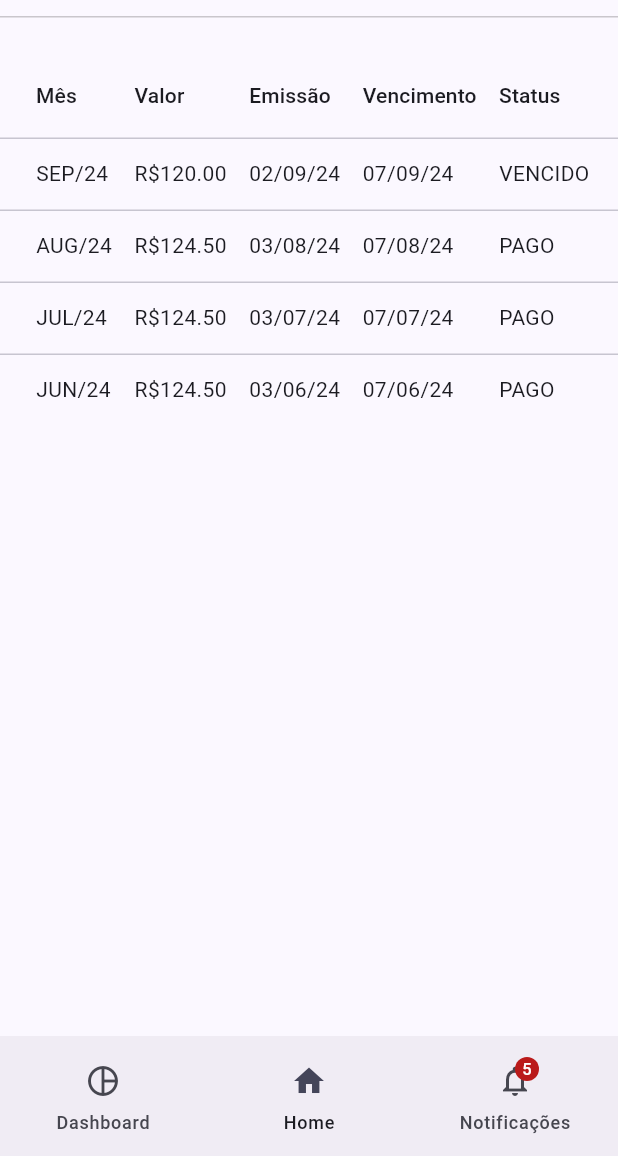
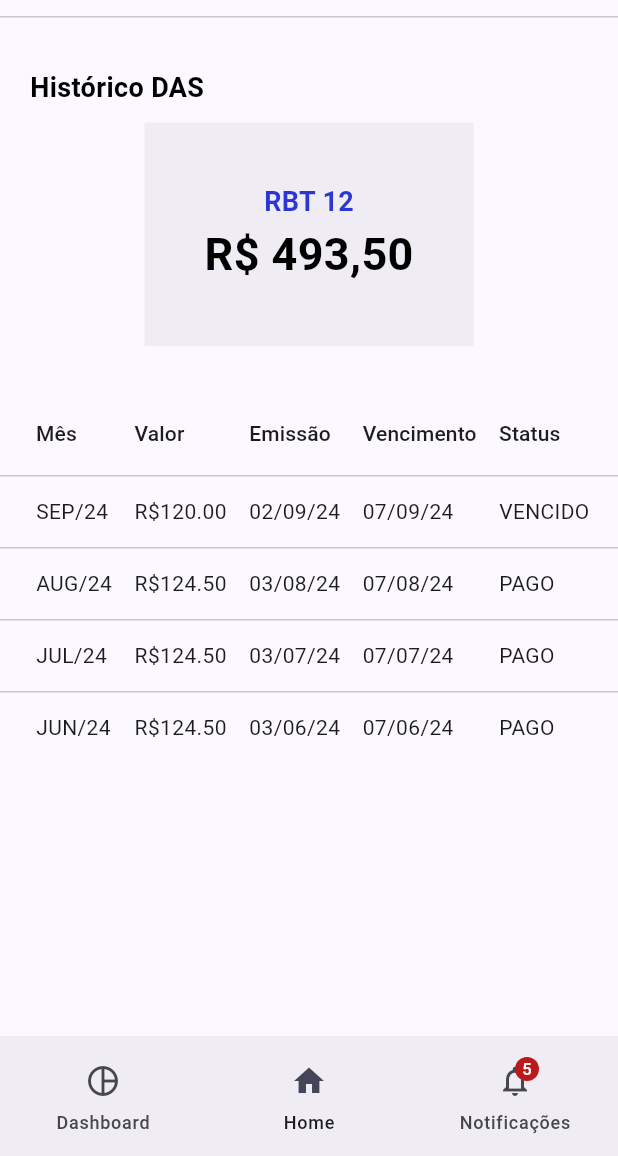
Before and after one commit to rafarcanjoatos/meu_das_flutter, a Flutter app: the GenericAppPageWidget screen opened directly, on a phone screen of 412 x 824 dp, the part 80-1236 px from its top. Run offline on Flutter 3.47's test engine with Material 3 defaults, Android fonts, the phone set to English and light mode, and no system bars; our stand-ins replace flutter_masked_text2, google_fonts, pdf, printing; Roboto replaces fonts that are missing (Ubuntu).

Commit message:
Cálculo RBT12
Implementação do container e cálculo do RBT12 na página de Dashboard. Feito validação por ano para que sempre realize o cálculo do ano vigente.

```diff
--- a/lib/models/das_history_model.dart
+++ b/lib/models/das_history_model.dart
@@ -1,3 +1,5 @@
+import 'package:intl/intl.dart';
+
 class DasHistoryModel {
   String? month;
   String? value;
@@ -13,3 +15,20 @@ class DasHistoryModel {
     status = json["status"];
   }
 }
+
+String calculateRbt12(List<DasHistoryModel> dasHistory) {
+  double sum = 0.0;
+  final int year = DateTime.now().year;
+
+  for (var history in dasHistory) {
+    final DateTime issueDate = DateTime.parse(history.issueDate!);
+    if (issueDate.year == year) {
+      final double valor = double.parse(history.value!.replaceAll('R\$', ''));
+      sum += valor;
+    }
+  }
+
+  final String valorFormatado =
+      NumberFormat.currency(locale: 'pt_BR', symbol: 'R\$').format(sum);
+  return valorFormatado;
+}
--- a/lib/pages/app/das_history_page.dart
+++ b/lib/pages/app/das_history_page.dart
@@ -1,5 +1,6 @@
 import 'package:flutter/material.dart';
 import 'package:meu_das_flutter/pages/app/home_page.dart';
+import 'package:meu_das_flutter/utils/app_strings.dart';
 import 'package:meu_das_flutter/widgets/page/generic_app_page_widget.dart';
 import 'package:meu_das_flutter/widgets/utils/table_das_histories.dart';
 
@@ -13,12 +14,13 @@ class DasHistoryPage extends StatefulWidget {
 class _DasHistoryPageState extends State<DasHistoryPage> {
   @override
   Widget build(BuildContext context) {
-    return const GenericAppPageWidget(
-      body: TableDasHistories(),
+    return GenericAppPageWidget(
+      body: const TableDasHistories(),
       pageIndex: 1,
       paddingBorder: 0,
       companyHeader: false,
-      page: HomePage(),
+      title: AppStrings.menuTitles["dasHistory"],
+      page: const HomePage(),
     );
   }
 }
--- a/lib/utils/app_strings.dart
+++ b/lib/utils/app_strings.dart
@@ -43,11 +43,12 @@ class AppStrings {
       "Tem certeza que gostaria de salvar estas informações?";
 
   static const Map<String, String> menuTitles = {
-    "menu_1": "Gerar DAS",
-    "menu_2": "Meus Dados",
-    "menu_3": "Dados Empresa",
-    "menu_4": "Dashboard",
-    "menu_5": "Histórico DAS",
+    "generateDas": "Gerar DAS",
+    "myData": "Meus Dados",
+    "companyData": "Dados Empresa",
+    "dashboard": "Dashboard",
+    "dasHistory": "Histórico DAS",
+    "notification": "Notificações",
   };
 
   static const Map<String, String> yearMonths = {
@@ -70,5 +71,6 @@ class AppStrings {
   static const String passwordInvalidCharacters =
       "Senha deve ter no mínimo 8 caracteres";
   static const String loginInvalid = "Login Inválido";
-  static const String loadDataError = "Erro ao consultar informações do Usuário";
+  static const String loadDataError =
+      "Erro ao consultar informações do Usuário";
 }
--- a/lib/widgets/menu/grid_view_widget.dart
+++ b/lib/widgets/menu/grid_view_widget.dart
@@ -24,7 +24,7 @@ class _GridViewWidgetState extends State<GridViewWidget> {
             Expanded(
               child: ItemMenuWidget(
                 icon: Icons.description,
-                title: AppStrings.menuTitles["menu_1"] ?? "",
+                title: AppStrings.menuTitles["generateDas"] ?? "",
                 page: const DasPage(),
               ),
             ),
@@ -45,22 +45,22 @@ class _GridViewWidgetState extends State<GridViewWidget> {
             children: [
               ItemMenuWidget(
                 icon: Icons.person,
-                title: AppStrings.menuTitles["menu_2"] ?? "",
+                title: AppStrings.menuTitles["myData"] ?? "",
                 page: const UserInfoPage(),
               ),
               ItemMenuWidget(
                 icon: Icons.apartment,
-                title: AppStrings.menuTitles["menu_3"] ?? "",
+                title: AppStrings.menuTitles["companyData"] ?? "",
                 page: const CompanyInfoPage(),
               ),
               ItemMenuWidget(
                 icon: Icons.bar_chart,
-                title: AppStrings.menuTitles["menu_4"] ?? "",
+                title: AppStrings.menuTitles["dashboard"] ?? "",
                 page: const DashboardPage(),
               ),
               ItemMenuWidget(
                 icon: Icons.folder_open,
-                title: AppStrings.menuTitles["menu_5"] ?? "",
+                title: AppStrings.menuTitles["dasHistory"] ?? "",
                 page: const DasHistoryPage(),
               ),
             ],
--- a/lib/widgets/page/generic_app_page_widget.dart
+++ b/lib/widgets/page/generic_app_page_widget.dart
@@ -1,5 +1,6 @@
 import 'package:flutter/material.dart';
 import 'package:meu_das_flutter/services/company_service.dart';
+import 'package:meu_das_flutter/utils/app_colors.dart';
 import 'package:meu_das_flutter/widgets/bar/app_bar_widget.dart';
 import 'package:meu_das_flutter/widgets/bar/bottom_navigation_bar_widget.dart';
 import 'package:meu_das_flutter/widgets/utils/text_widget.dart';
@@ -10,6 +11,7 @@ class GenericAppPageWidget extends StatefulWidget {
   final double paddingBorder;
   final double paddingCompanyHeader;
   final bool companyHeader;
+  final String? title;
   final bool hasOverlay;
   final Widget? page;
   final bool hasLeading;
@@ -21,6 +23,7 @@ class GenericAppPageWidget extends StatefulWidget {
     this.paddingBorder = 30.0,
     this.paddingCompanyHeader = 12,
     this.companyHeader = true,
+    this.title = " ",
     this.hasOverlay = false,
     this.hasLeading = true,
     this.page,
@@ -59,6 +62,19 @@ class _GenericAppPageWidgetState extends State<GenericAppPageWidget> {
               padding:
                   EdgeInsets.symmetric(vertical: widget.paddingCompanyHeader),
             ),
+            Align(
+              alignment: Alignment.centerLeft,
+              child: widget.title != " "
+                  ? Padding(
+                      padding: const EdgeInsets.symmetric(
+                          horizontal: 20, vertical: 10),
+                      child: TextWidget.title2(
+                        text: widget.title!,
+                        color: AppColors.black,
+                      ),
+                    )
+                  : const SizedBox.shrink(),
+            ),
             Expanded(
               child: SizedBox(
                 width: double.infinity,
--- a/lib/widgets/utils/table_das_histories.dart
+++ b/lib/widgets/utils/table_das_histories.dart
@@ -1,10 +1,16 @@
 import 'package:flutter/material.dart';
 import 'package:meu_das_flutter/models/das_history_model.dart';
 import 'package:meu_das_flutter/services/das_history_service.dart';
+import 'package:meu_das_flutter/utils/app_colors.dart';
 import 'package:meu_das_flutter/utils/date_format_utils.dart';
+import 'package:meu_das_flutter/widgets/utils/text_widget.dart';
 
 class TableDasHistories extends StatefulWidget {
-  const TableDasHistories({super.key});
+  final bool hasRbtContainer;
+  const TableDasHistories({
+    super.key,
+    this.hasRbtContainer = false,
+  });
 
   @override
   State<TableDasHistories> createState() => _TableDasHistoriesState();
@@ -17,11 +23,29 @@ class _TableDasHistoriesState extends State<TableDasHistories> {
   Widget build(BuildContext context) {
     return FutureBuilder<List<DasHistoryModel>?>(
       future: dasHistory.consumerApi(),
-      builder: (context, snapshot) {
-        final dasHistories = snapshot.data ?? [];
+      builder: (context, value) {
+        final dasHistories = value.data ?? [];
+        final rbt12 = calculateRbt12(dasHistories);
 
         return Column(
           children: [
+            Padding(
+              padding: const EdgeInsets.only(bottom: 30),
+              child: Container(
+                color: AppColors.neutralLight.withOpacity(0.3),
+                padding: const EdgeInsets.all(40.0),
+                child: Column(
+                  mainAxisAlignment: MainAxisAlignment.center,
+                  children: [
+                    TextWidget.title2(text: "RBT 12"),
+                    TextWidget.title3(
+                      text: rbt12,
+                      color: AppColors.black,
+                    ),
+                  ],
+                ),
+              ),
+            ),
             Center(
               child: DataTable(
                 columnSpacing: 15,
--- a/lib/widgets/utils/text_widget.dart
+++ b/lib/widgets/utils/text_widget.dart
@@ -5,58 +5,75 @@ import 'package:meu_das_flutter/utils/app_colors.dart';
 class TextWidget extends StatefulWidget {
   final String text;
   final TextStyle style;
+  final MaterialColor color;
 
   TextWidget.description({
     super.key,
     required this.text,
+    this.color = AppColors.black,
   }) : style = GoogleFonts.ubuntu(
           fontSize: 17,
           fontWeight: FontWeight.normal,
-          color: AppColors.black,
+          color: color,
         );
 
   TextWidget.title({
     super.key,
     required this.text,
+    this.color = AppColors.purple,
   }) : style = GoogleFonts.ubuntu(
           fontSize: 25,
           fontWeight: FontWeight.bold,
-          color: AppColors.purple,
+          color: color,
         );
 
   TextWidget.title2({
     super.key,
     required this.text,
+    this.color = AppColors.purple,
   }) : style = GoogleFonts.ubuntu(
           fontSize: 18,
           fontWeight: FontWeight.bold,
-          color: AppColors.purple,
+          color: color,
+        );
+
+  TextWidget.title3({
+    super.key,
+    required this.text,
+    this.color = AppColors.purple,
+  }) : style = GoogleFonts.ubuntu(
+          fontSize: 30,
+          fontWeight: FontWeight.bold,
+          color: color,
         );
 
   TextWidget.link({
     super.key,
     required this.text,
+    this.color = AppColors.purple,
   }) : style = GoogleFonts.ubuntu(
           fontWeight: FontWeight.w600,
-          color: AppColors.purple,
+          color: color,
         );
 
   TextWidget.logoBig({
     super.key,
     required this.text,
+    this.color = AppColors.purple,
   }) : style = GoogleFonts.ubuntu(
           fontWeight: FontWeight.bold,
           fontSize: 50,
-          color: AppColors.purple,
+          color: color,
         );
 
   TextWidget.logoSmall({
     super.key,
     required this.text,
+    this.color = AppColors.purple,
   }) : style = GoogleFonts.ubuntu(
           fontWeight: FontWeight.bold,
           fontSize: 40,
-          color: AppColors.purple,
+          color: color,
         );
 
   @override
--- a/pubspec.yaml
+++ b/pubspec.yaml
@@ -33,7 +33,7 @@ dependencies:
   flutter_masked_text2: ^0.9.1
   pdf: ^3.8.0
   printing: ^5.10.0
-
+  intl: ^0.17.0
 
   # The following adds the Cupertino Icons font to your application.
   # Use with the CupertinoIcons class for iOS style icons.
```
Also changed, not shown: pubspec.lock.
